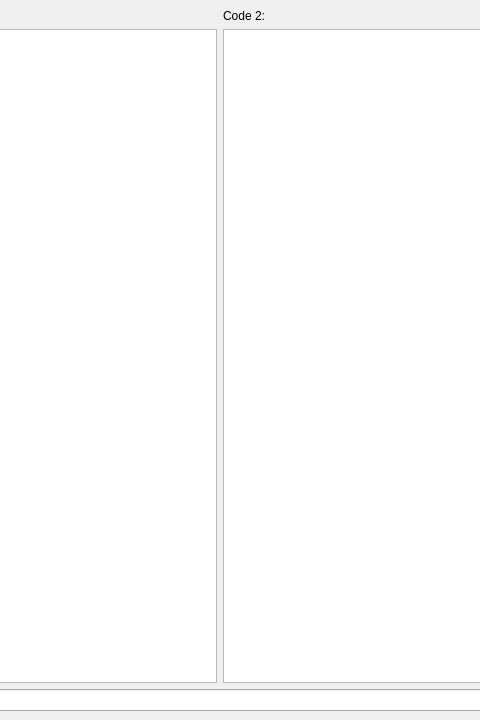
Before: the Qt Designer form checker.ui in Ace0320/CheatChecker, drawn with Qt 5; both pictures show x 451 to 931 and y 0 to 720 of the 1080 by 720 pixel window.
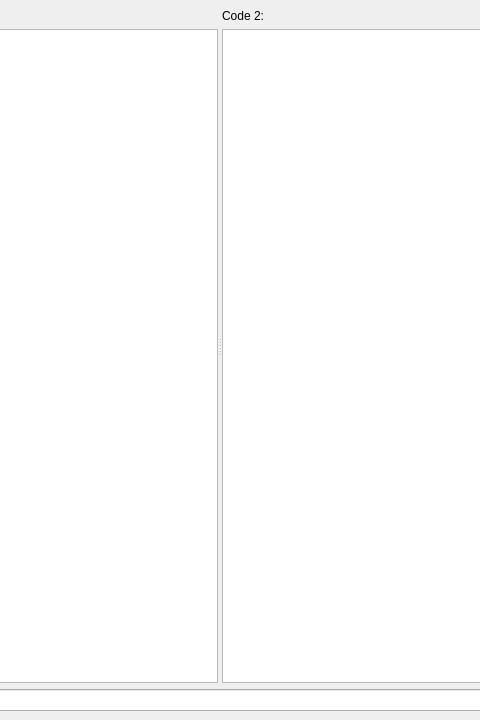
After: the same form once the commit is applied.

Commit message: Made the divider between code areas draggable & fixed threading

```diff
--- a/checker.ui
+++ b/checker.ui
@@ -59,10 +59,13 @@
      </layout>
     </item>
     <item>
-     <layout class="QVBoxLayout" name="mainLayout" stretch="0,0">
+     <layout class="QVBoxLayout" name="mainLayout" stretch="1,0">
       <item>
-       <layout class="QHBoxLayout" name="codeLayout">
-        <item>
+       <widget class="QSplitter" name="codeSplitter">
+        <property name="orientation">
+         <enum>Qt::Horizontal</enum>
+        </property>
+        <widget class="QWidget">
          <layout class="QVBoxLayout" name="code1Layout">
           <item>
            <widget class="QLabel" name="code1Label">
@@ -84,8 +87,8 @@
            <widget class="QTextBrowser" name="code1TextArea"/>
           </item>
          </layout>
-        </item>
-        <item>
+        </widget>
+        <widget class="QWidget">
          <layout class="QVBoxLayout" name="code2Layout">
           <item>
            <widget class="QLabel" name="code2Label">
@@ -107,8 +110,8 @@
            <widget class="QTextBrowser" name="code2TextArea"/>
           </item>
          </layout>
-        </item>
-       </layout>
+        </widget>
+       </widget>
       </item>
       <item>
        <layout class="QHBoxLayout" name="folderLayout">
```
The commit also changes 1 other file.
